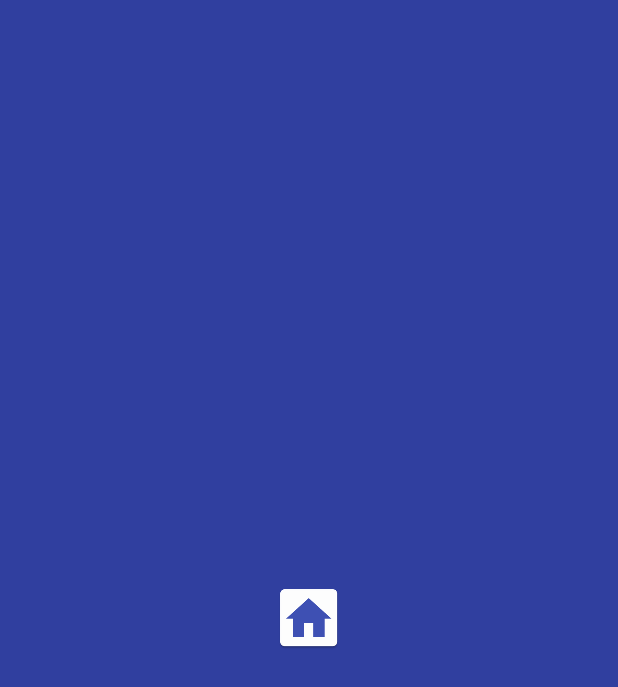
After one commit to GlaserDaniel/Himbeerheim, an Android app: the SplashActivity screen opened directly, with no data from a screen before it, on a phone screen of 412 x 824 dp. The commit adds this screen. Shown: the top 687 px of the screen. Run offline under Robolectric (Android 15) with nearby library versions, the phone set to English and light mode, and no system bars; 1 statement that could not run was skipped.

Commit message:
- Timeout - SplashScreen

```diff
--- a/app/build.gradle
+++ b/app/build.gradle
@@ -14,8 +14,8 @@ android {
         applicationId "de.danielglaser.himbeerheim"
         minSdkVersion 16
         targetSdkVersion 26
-        versionCode 8
-        versionName '0.8.2'
+        versionCode 9
+        versionName '0.9'
         testInstrumentationRunner "android.support.test.runner.AndroidJUnitRunner"
         versionNameSuffix 'beta'
     }
--- a/app/src/main/java/de/danielglaser/himbeerheim/model/SSHConnection.kt
+++ b/app/src/main/java/de/danielglaser/himbeerheim/model/SSHConnection.kt
@@ -75,10 +75,10 @@ class SSHConnection(internal var host: String, internal var port: Int, internal
         session!!.setConfig(prop)
 
         try {
-            session!!.connect()
+            session!!.connect(1000)
         } catch (e: JSchException) {
-            Log.e(TAG, "Session Connect", e)
-            return ""
+            //Log.e(TAG, "Session Connect", e)
+            return Util.connectTimeout
         }
 
         return ""
--- a/app/src/main/java/de/danielglaser/himbeerheim/model/Util.kt
+++ b/app/src/main/java/de/danielglaser/himbeerheim/model/Util.kt
@@ -11,6 +11,7 @@ class Util {
     companion object {
         var hostNotSet = "hostNotSet"
         var usernameNotSet = "usernameNotSet"
+        var connectTimeout = "connectTimeout"
 
         fun setTheme(theme: Int) {
             val prefs = PreferenceManager.getDefaultSharedPreferences(BaseActivity.appContext.applicationContext)
--- a/app/src/main/java/de/danielglaser/himbeerheim/view/CommandsAdapter.kt
+++ b/app/src/main/java/de/danielglaser/himbeerheim/view/CommandsAdapter.kt
@@ -83,6 +83,8 @@ class CommandsAdapter : ArrayAdapter<ButtonCommand> {
             Toast.makeText(context, context.getString(R.string.error_usernameNotSet), Toast.LENGTH_SHORT).show()
         } else if (error.equals(Util.hostNotSet)) {
             Toast.makeText(context, context.getString(R.string.error_hostNotSet), Toast.LENGTH_SHORT).show()
+        } else if (error.equals(Util.connectTimeout)) {
+            Toast.makeText(context, context.getString(R.string.error_connectTimeout), Toast.LENGTH_SHORT).show()
         }
     }
 }
--- /dev/null
+++ b/app/src/main/java/de/danielglaser/himbeerheim/view/SplashActivity.kt
@@ -0,0 +1,21 @@
+package de.danielglaser.himbeerheim.view
+
+import android.content.Intent
+import android.os.Bundle
+import android.support.v7.app.AppCompatActivity
+
+
+
+/**
+ * Created by Daniel on 01.08.2017.
+ */
+class SplashActivity : AppCompatActivity() {
+
+    override fun onCreate(savedInstanceState: Bundle?) {
+        super.onCreate(savedInstanceState)
+
+        val intent = Intent(this, MainActivity::class.java)
+        startActivity(intent)
+        finish()
+    }
+}
--- /dev/null
+++ b/app/src/main/res/drawable/splash_screen.xml
@@ -0,0 +1,13 @@
+<?xml version="1.0" encoding="utf-8"?>
+<layer-list xmlns:android="http://schemas.android.com/apk/res/android">
+
+    <item
+        android:drawable="@color/darkBlue"/>
+
+    <item>
+        <bitmap
+            android:gravity="center"
+            android:src="@mipmap/ic_launcher"/>
+    </item>
+
+</layer-list>
--- a/app/src/main/res/values/strings.xml
+++ b/app/src/main/res/values/strings.xml
@@ -34,4 +34,5 @@
     <string name="command_key" translatable="false">command</string>
     <string name="error_hostNotSet">Host not set</string>
     <string name="error_usernameNotSet">Username not set</string>
+    <string name="error_connectTimeout">Connection failed</string>
 </resources>
--- a/app/src/main/res/values/styles.xml
+++ b/app/src/main/res/values/styles.xml
@@ -22,6 +22,7 @@
         <item name="colorAccent">@color/darkBlue</item>
 
         <item name="backgroundColor">@color/black</item>
+        <item name="android:colorBackground">?attr/backgroundColor</item>
         <item name="commandBackground">@color/black</item>
         <item name="android:itemBackground">@color/black</item>
 
@@ -38,13 +39,17 @@
         <!--<item name="editTextBackground">@color/black</item>-->
 
         <!--<item name="android:preferenceStyle">@style/prefreneceStyle</item>-->
-        <item name="android:colorBackground">?attr/backgroundColor</item>
+
     </style>
 
     <style name="listViewPrefs" parent="@android:style/Widget.ListView">
         <item name="android:background">@color/black</item>
         <item name="android:cacheColorHint">@color/black</item>
         <item name="colorControlHighlight">@color/lightBlue</item>
+    </style>
+
+    <style name="SplashTheme" parent="Theme.AppCompat.NoActionBar">
+        <item name="android:windowBackground">@drawable/splash_screen</item>
     </style>
 
     <!--<style name="prefreneceStyle" parent="@style/PreferenceThemeOverlay.v14.Material">-->
```
Also changed, not shown: app/src/main/AndroidManifest.xml (+10 -3 lines), 1 other file.
